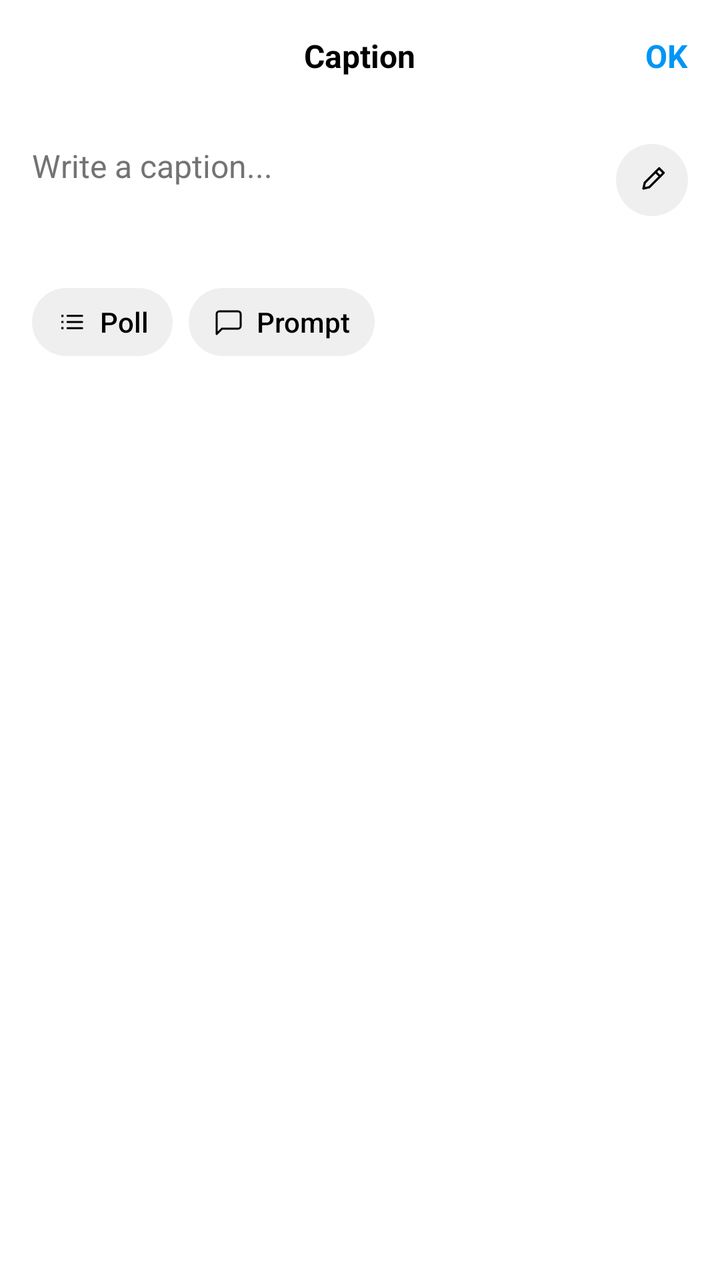
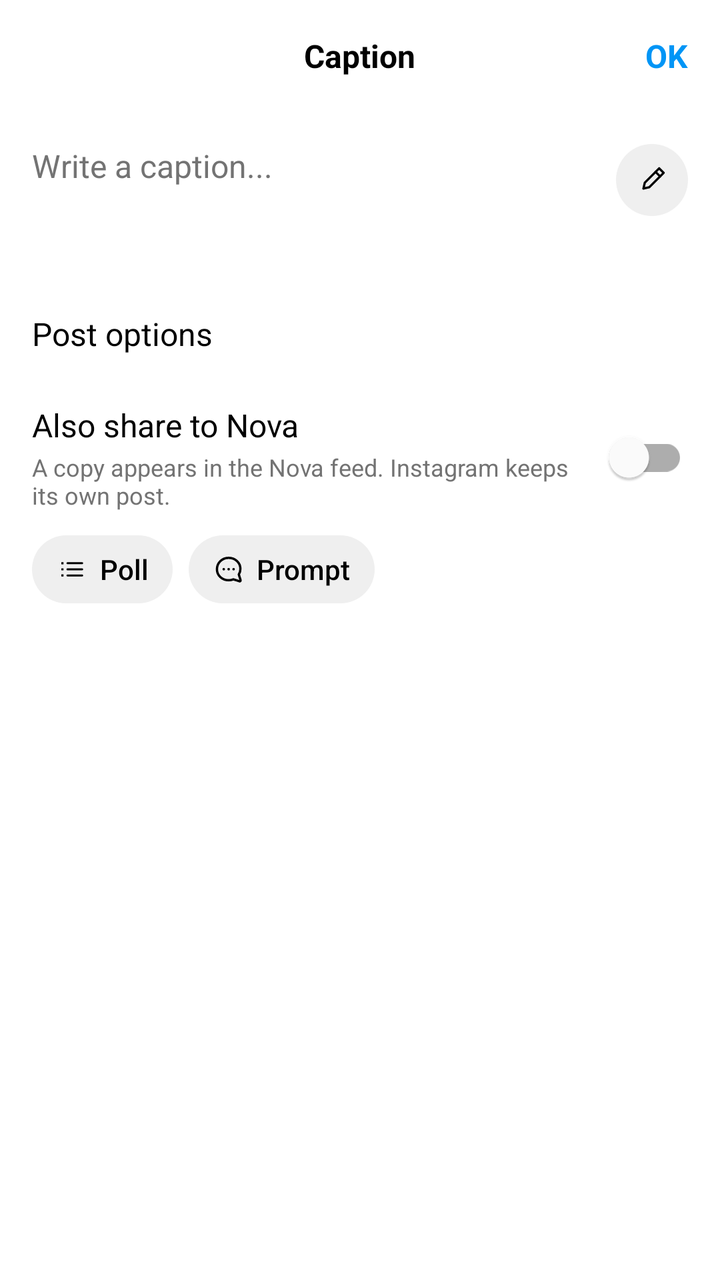

Screens rendered from an Android XML layout before and after an edit, with the pre-edit source and the edit as a unified diff.
<!-- AndroidManifest.xml: application theme Theme.InstaClone -->
<!-- res/layout/create_step_caption.xml -->
<?xml version="1.0" encoding="utf-8"?>
<LinearLayout xmlns:android="http://schemas.android.com/apk/res/android"
    xmlns:app="http://schemas.android.com/apk/res-auto"
    android:layout_width="match_parent"
    android:layout_height="match_parent"
    android:background="?attr/themeBackground"
    android:orientation="vertical">

    
    <FrameLayout
        android:layout_width="match_parent"
        android:layout_height="@dimen/caption_top_bar_height">

        <TextView
            android:layout_width="wrap_content"
            android:layout_height="wrap_content"
            android:layout_gravity="center"
            android:text="@string/caption_title"
            android:textColor="?attr/themeTextPrimary"
            android:textSize="@dimen/text_title"
            android:textStyle="bold" />

        <TextView
            android:id="@+id/btn_caption_ok"
            android:layout_width="wrap_content"
            android:layout_height="wrap_content"
            android:layout_gravity="end|center_vertical"
            android:layout_marginEnd="@dimen/details_padding_horizontal"
            android:background="?attr/selectableItemBackground"
            android:text="@string/caption_ok"
            android:textColor="@color/color_primary"
            android:textSize="@dimen/text_title"
            android:textStyle="bold" />
    </FrameLayout>

    
    <LinearLayout
        android:layout_width="match_parent"
        android:layout_height="wrap_content"
        android:gravity="top"
        android:orientation="horizontal"
        android:padding="@dimen/caption_field_padding">

        <EditText
            android:id="@+id/et_caption_screen"
            android:layout_width="0dp"
            android:layout_height="wrap_content"
            android:layout_weight="1"
            android:background="@null"
            android:gravity="top"
            android:hint="@string/caption_hint"
            android:inputType="textCapSentences|textMultiLine"
            android:minHeight="@dimen/details_row_height"
            android:textColor="?attr/themeTextPrimary"
            android:textColorHint="?attr/themeTextSecondary"
            android:textSize="@dimen/caption_field_size" />

        <ImageView
            android:id="@+id/btn_caption_edit"
            android:layout_width="@dimen/caption_action_button"
            android:layout_height="@dimen/caption_action_button"
            android:layout_marginStart="@dimen/details_chip_gap"
            android:background="@drawable/bg_picker_circle_surface"
            android:contentDescription="@string/not_available"
            android:padding="@dimen/picker_overlay_padding"
            android:src="@drawable/ic_edit"
            app:tint="?attr/themeTextPrimary" />
    </LinearLayout>

    
    <LinearLayout
        android:id="@+id/layout_caption_chips"
        android:layout_width="match_parent"
        android:layout_height="wrap_content"
        android:layout_marginStart="@dimen/details_padding_horizontal"
        android:layout_marginEnd="@dimen/details_padding_horizontal"
        android:orientation="horizontal">

        <LinearLayout
            android:id="@+id/btn_caption_chip_poll"
            android:layout_width="wrap_content"
            android:layout_height="@dimen/details_chip_height"
            android:background="@drawable/bg_details_chip"
            android:gravity="center_vertical"
            android:orientation="horizontal"
            android:paddingStart="@dimen/details_chip_padding_horizontal"
            android:paddingEnd="@dimen/details_chip_padding_horizontal">

            <ImageView
                android:layout_width="@dimen/details_chip_icon"
                android:layout_height="@dimen/details_chip_icon"
                android:contentDescription="@string/details_chip_poll"
                android:src="@drawable/ic_poll"
                app:tint="?attr/themeTextPrimary" />

            <TextView
                style="@style/TextAppearance.Insta.DetailsChip"
                android:layout_width="wrap_content"
                android:layout_height="wrap_content"
                android:layout_marginStart="@dimen/picker_row_gap"
                android:text="@string/details_chip_poll" />
        </LinearLayout>

        <LinearLayout
            android:id="@+id/btn_caption_chip_prompt"
            android:layout_width="wrap_content"
            android:layout_height="@dimen/details_chip_height"
            android:layout_marginStart="@dimen/details_chip_gap"
            android:background="@drawable/bg_details_chip"
            android:gravity="center_vertical"
            android:orientation="horizontal"
            android:paddingStart="@dimen/details_chip_padding_horizontal"
            android:paddingEnd="@dimen/details_chip_padding_horizontal">

            <ImageView
                android:layout_width="@dimen/details_chip_icon"
                android:layout_height="@dimen/details_chip_icon"
                android:contentDescription="@string/details_chip_prompt"
                android:src="@drawable/ic_comment"
                app:tint="?attr/themeTextPrimary" />

            <TextView
                style="@style/TextAppearance.Insta.DetailsChip"
                android:layout_width="wrap_content"
                android:layout_height="wrap_content"
                android:layout_marginStart="@dimen/picker_row_gap"
                android:text="@string/details_chip_prompt" />
        </LinearLayout>
    </LinearLayout>

</LinearLayout>
<!-- resources referenced by this layout -->
<resources>
  <color name="color_primary">#0095F6</color>
  <dimen name="caption_action_button">36dp</dimen>
  <dimen name="caption_field_padding">16dp</dimen>
  <dimen name="caption_field_size">16sp</dimen>
  <dimen name="caption_top_bar_height">56dp</dimen>
  <dimen name="details_chip_gap">8dp</dimen>
  <dimen name="details_chip_height">34dp</dimen>
  <dimen name="details_chip_icon">16dp</dimen>
  <dimen name="details_chip_padding_horizontal">12dp</dimen>
  <dimen name="details_padding_horizontal">16dp</dimen>
  <dimen name="details_row_height">56dp</dimen>
  <dimen name="picker_overlay_padding">9dp</dimen>
  <dimen name="picker_row_gap">6dp</dimen>
  <dimen name="text_title">16sp</dimen>
  <!-- drawable bg_details_chip (drawable) -->
  <?xml version="1.0" encoding="utf-8"?>
  <shape xmlns:android="http://schemas.android.com/apk/res/android"
      android:shape="rectangle">
      <corners android:radius="@dimen/details_chip_radius" />
      <solid android:color="@color/color_surface_variant" />
  </shape>
  <!-- drawable bg_picker_circle_surface (drawable) -->
  <?xml version="1.0" encoding="utf-8"?>
  <shape xmlns:android="http://schemas.android.com/apk/res/android"
      android:shape="oval">
      <solid android:color="@color/color_surface_variant" />
  </shape>
  <!-- drawable ic_comment (drawable) -->
  <?xml version="1.0" encoding="utf-8"?>
  <vector xmlns:android="http://schemas.android.com/apk/res/android"
      android:width="24dp"
      android:height="24dp"
      android:viewportWidth="24"
      android:viewportHeight="24">
      <path
          android:fillColor="#00000000"
          android:strokeColor="@color/color_text_primary"
          android:strokeWidth="1.5"
          android:strokeLineCap="round"
          android:strokeLineJoin="round"
          android:pathData="M7,17l-4,4V6a2,2 0 0 1 2,-2h14a2,2 0 0 1 2,2v9a2,2 0 0 1 -2,2z" />
  </vector>
  <string name="caption_hint">Write a caption...</string>
  <string name="caption_ok">OK</string>
  <string name="caption_title">Caption</string>
  <string name="details_chip_poll">Poll</string>
  <string name="details_chip_prompt">Prompt</string>
  <string name="not_available">Not available</string>
  <style name="TextAppearance.Insta.DetailsChip" parent="TextAppearance.AppCompat">
          <item name="android:fontFamily">sans-serif-medium</item>
          <item name="android:maxLines">1</item>
          <item name="android:textSize">@dimen/details_chip_text_size</item>
          <item name="android:textColor">?attr/themeTextPrimary</item>
      </style>
  <dimen name="details_chip_radius">17dp</dimen>
  <color name="color_surface_variant">#EFEFEF</color>
  <color name="color_text_primary">#000000</color>
  <dimen name="details_chip_text_size">14sp</dimen>
  <color name="white">#FFFFFF</color>
  <color name="color_background">#FFFFFF</color>
  <color name="color_text_secondary">#737373</color>
  <color name="color_divider">#DBDBDB</color>
  <color name="color_like">#FF3040</color>
  <color name="color_sheet">#FFFFFF</color>
  <!-- unchanged entries left out for length: 3 -->
</resources>

<!-- the commit's change to res/layout/create_step_caption.xml (unified diff, before → after) -->
@@ -61,10 +61,81 @@
             android:layout_height="@dimen/caption_action_button"
             android:layout_marginStart="@dimen/details_chip_gap"
             android:background="@drawable/bg_picker_circle_surface"
-            android:contentDescription="@string/not_available"
+            android:contentDescription="@null"
             android:padding="@dimen/picker_overlay_padding"
             android:src="@drawable/ic_edit"
             app:tint="?attr/themeTextPrimary" />
+    </LinearLayout>
+
+    
+    <LinearLayout
+        android:id="@+id/row_caption_post_options"
+        android:layout_width="match_parent"
+        android:layout_height="wrap_content"
+        android:background="?attr/selectableItemBackground"
+        android:orientation="vertical"
+        android:paddingStart="@dimen/details_padding_horizontal"
+        android:paddingTop="@dimen/details_caption_margin_top"
+        android:paddingEnd="@dimen/details_padding_horizontal"
+        android:paddingBottom="@dimen/details_caption_margin_top">
+
+        <TextView
+            android:layout_width="wrap_content"
+            android:layout_height="wrap_content"
+            android:text="@string/post_options_ig_row"
+            android:textColor="?attr/themeTextPrimary"
+            android:textSize="@dimen/details_caption_size" />
+
+        <TextView
+            android:id="@+id/tv_caption_post_options_summary"
+            android:layout_width="match_parent"
+            android:layout_height="wrap_content"
+            android:layout_marginTop="@dimen/filter_name_gap"
+            android:textColor="?attr/themeTextSecondary"
+            android:textSize="@dimen/details_row_desc_size"
+            android:visibility="gone" />
+    </LinearLayout>
+
+    
+    <LinearLayout
+        android:id="@+id/row_caption_share_to_nova"
+        android:layout_width="match_parent"
+        android:layout_height="wrap_content"
+        android:background="?attr/selectableItemBackground"
+        android:gravity="center_vertical"
+        android:orientation="horizontal"
+        android:paddingStart="@dimen/details_padding_horizontal"
+        android:paddingTop="@dimen/details_caption_margin_top"
+        android:paddingEnd="@dimen/details_padding_horizontal"
+        android:paddingBottom="@dimen/details_caption_margin_top">
+
+        <LinearLayout
+            android:layout_width="0dp"
+            android:layout_height="wrap_content"
+            android:layout_weight="1"
+            android:orientation="vertical">
+
+            <TextView
+                android:layout_width="wrap_content"
+                android:layout_height="wrap_content"
+                android:text="@string/share_to_nova_row"
+                android:textColor="?attr/themeTextPrimary"
+                android:textSize="@dimen/details_caption_size" />
+
+            <TextView
+                android:layout_width="match_parent"
+                android:layout_height="wrap_content"
+                android:layout_marginTop="@dimen/filter_name_gap"
+                android:text="@string/share_to_nova_hint"
+                android:textColor="?attr/themeTextSecondary"
+                android:textSize="@dimen/details_row_desc_size" />
+        </LinearLayout>
+
+        <com.google.android.material.switchmaterial.SwitchMaterial
+            android:id="@+id/switch_caption_share_to_nova"
+            android:layout_width="wrap_content"
+            android:layout_height="wrap_content"
+            android:layout_marginStart="@dimen/details_chip_gap" />
     </LinearLayout>
 
     
<!-- resource entries referenced after the edit -->
@@ -5,12 +5,16 @@
   <dimen name="caption_field_padding">16dp</dimen>
   <dimen name="caption_field_size">16sp</dimen>
   <dimen name="caption_top_bar_height">56dp</dimen>
+  <dimen name="details_caption_margin_top">12dp</dimen>
+  <dimen name="details_caption_size">16sp</dimen>
   <dimen name="details_chip_gap">8dp</dimen>
   <dimen name="details_chip_height">34dp</dimen>
   <dimen name="details_chip_icon">16dp</dimen>
   <dimen name="details_chip_padding_horizontal">12dp</dimen>
   <dimen name="details_padding_horizontal">16dp</dimen>
+  <dimen name="details_row_desc_size">12sp</dimen>
   <dimen name="details_row_height">56dp</dimen>
+  <dimen name="filter_name_gap">2dp</dimen>
   <dimen name="picker_overlay_padding">9dp</dimen>
   <dimen name="picker_row_gap">6dp</dimen>
   <dimen name="text_title">16sp</dimen>
@@ -37,17 +41,28 @@
       <path
           android:fillColor="#00000000"
           android:strokeColor="@color/color_text_primary"
-          android:strokeWidth="1.5"
+          android:strokeWidth="1.75"
           android:strokeLineCap="round"
           android:strokeLineJoin="round"
-          android:pathData="M7,17l-4,4V6a2,2 0 0 1 2,-2h14a2,2 0 0 1 2,2v9a2,2 0 0 1 -2,2z" />
+          android:pathData="M12,3.4 C16.9,3.4 20.8,7.05 20.8,11.6 C20.8,13.15 20.4,14.6 19.6,15.85 L20.95,20.15 C21.1,20.65 20.6,21.1 20.1,20.95 L15.55,19.5 C14.45,19.95 13.25,20.2 12,20.2 C7.1,20.2 3.2,16.55 3.2,12 C3.2,7.05 7.1,3.4 12,3.4 Z" />
+      <path
+          android:fillColor="@color/color_text_primary"
+          android:pathData="M8.3,11.9 m-0.95,0 a0.95,0.95 0 1,0 1.9,0 a0.95,0.95 0 1,0 -1.9,0 Z" />
+      <path
+          android:fillColor="@color/color_text_primary"
+          android:pathData="M12,11.9 m-0.95,0 a0.95,0.95 0 1,0 1.9,0 a0.95,0.95 0 1,0 -1.9,0 Z" />
+      <path
+          android:fillColor="@color/color_text_primary"
+          android:pathData="M15.7,11.9 m-0.95,0 a0.95,0.95 0 1,0 1.9,0 a0.95,0.95 0 1,0 -1.9,0 Z" />
   </vector>
   <string name="caption_hint">Write a caption...</string>
   <string name="caption_ok">OK</string>
   <string name="caption_title">Caption</string>
   <string name="details_chip_poll">Poll</string>
   <string name="details_chip_prompt">Prompt</string>
-  <string name="not_available">Not available</string>
+  <string name="post_options_ig_row">Post options</string>
+  <string name="share_to_nova_hint">A copy appears in the Nova feed. Instagram keeps its own post.</string>
+  <string name="share_to_nova_row">Also share to Nova</string>
   <style name="TextAppearance.Insta.DetailsChip" parent="TextAppearance.AppCompat">
           <item name="android:fontFamily">sans-serif-medium</item>
           <item name="android:maxLines">1</item>
